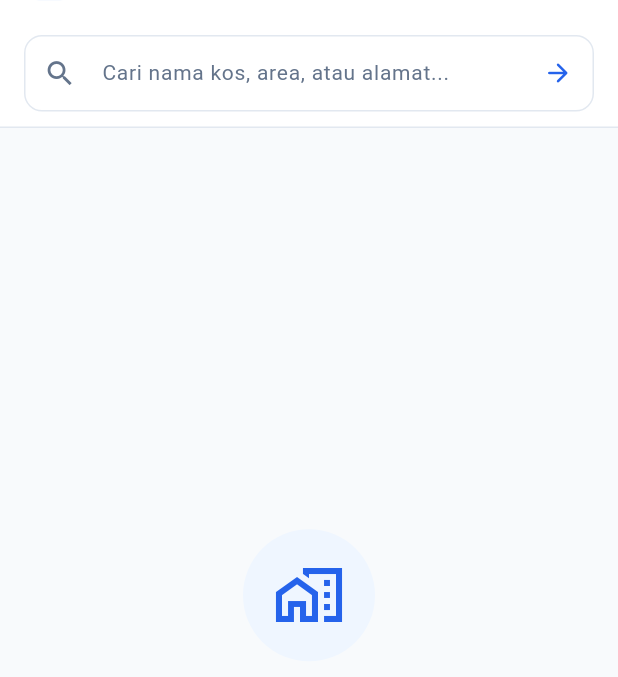
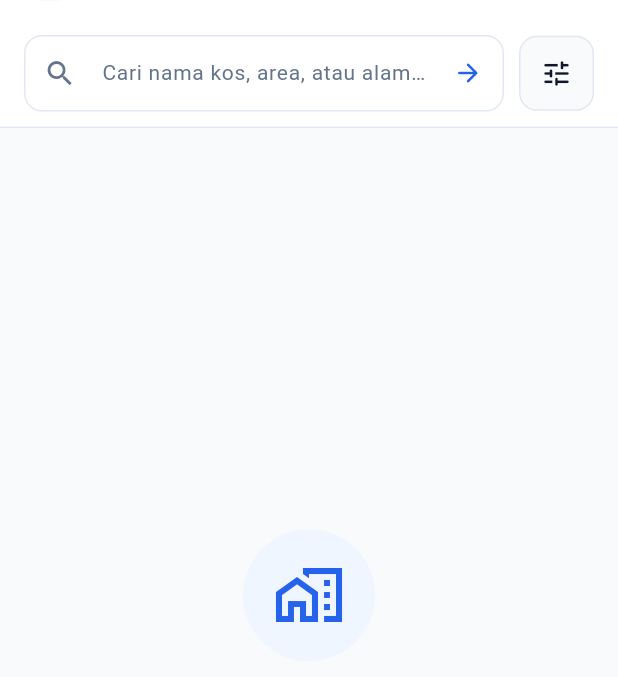
Before and after one commit to desuBagus01/kosfinder, a Flutter app: the screen it shows after launch, on a phone screen of 412 x 824 dp, the part 67-744 px from its top. Run offline on Flutter 3.47's test engine with Material 3 defaults, Android fonts, the phone set to English and light mode, and no system bars; our stand-ins replace flutter_dotenv, supabase_flutter; accounts and stored records are empty.

Commit message:
Implementasi modal filter harga dan fasilitas

```diff
--- a/lib/screens/kos_list_screen.dart
+++ b/lib/screens/kos_list_screen.dart
@@ -5,6 +5,7 @@ import '../models/kos_model.dart';
 import '../providers/kos_provider.dart';
 import '../theme/app_theme.dart';
 import '../widgets/kos_card_widget.dart';
+import '../widgets/kos_filter_bottom_sheet.dart';
 import 'kos_detail_screen.dart';
 
 /// Halaman utama aplikasi KosFinder yang menampilkan daftar seluruh kos secara publik.
@@ -40,14 +41,57 @@ class _KosListScreenState extends State<KosListScreen> {
   }
 
   void _searchKos() {
-    context.read<KosProvider>().fetchKosListFiltered(
+    final provider = context.read<KosProvider>();
+    provider.fetchKosListFiltered(
       keyword: _searchController.text,
+      maxPrice: provider.maxPrice,
+      mustHaveWifi: provider.filterWifi,
+      mustHaveBathroom: provider.filterBathroom,
+      mustHaveParking: provider.filterParking,
     );
   }
 
   void _clearSearch() {
     _searchController.clear();
     context.read<KosProvider>().clearFilter();
+  }
+
+  /// Membuka lembar modal filter (KosFilterBottomSheet) untuk menyaring kos
+  /// berdasarkan harga maksimum dan fasilitas (WiFi, Kamar Mandi Dalam, Parkir).
+  void _openFilterBottomSheet(BuildContext context) {
+    final provider = context.read<KosProvider>();
+    showModalBottomSheet<void>(
+      context: context,
+      isScrollControlled: true,
+      backgroundColor: Colors.transparent,
+      builder: (bottomSheetContext) {
+        return KosFilterBottomSheet(
+          initialMaxPrice: provider.maxPrice,
+          initialWifi: provider.filterWifi,
+          initialBathroom: provider.filterBathroom,
+          initialParking: provider.filterParking,
+          onApply:
+              ({
+                int? maxPrice,
+                required bool mustHaveWifi,
+                required bool mustHaveBathroom,
+                required bool mustHaveParking,
+              }) {
+                Navigator.pop(bottomSheetContext);
+                provider.fetchKosListFiltered(
+                  keyword: _searchController.text,
+                  maxPrice: maxPrice,
+                  mustHaveWifi: mustHaveWifi,
+                  mustHaveBathroom: mustHaveBathroom,
+                  mustHaveParking: mustHaveParking,
+                );
+              },
+          onReset: () {
+            // Callback saat tombol reset ditekan di dalam modal sheet
+          },
+        );
+      },
+    );
   }
 
   /// Navigasi ke halaman detail kos berdasarkan ID kos yang dipilih.
@@ -119,7 +163,7 @@ class _KosListScreenState extends State<KosListScreen> {
       ),
       body: Column(
         children: [
-          // ── Search Bar Input Teks Bebas ──────────────────────────────────
+          // ── Search Bar Input Teks Bebas & Filter Button ───────────────────
           Container(
             padding: const EdgeInsets.fromLTRB(16, 12, 16, 10),
             decoration: const BoxDecoration(
@@ -128,6 +172,9 @@ class _KosListScreenState extends State<KosListScreen> {
                 bottom: BorderSide(color: AppColors.border, width: 1),
               ),
             ),
+            child: Row(
+              children: [
+                Expanded(
                   child: TextField(
                     key: const ValueKey('kos-search-field'),
                     controller: _searchController,
@@ -166,6 +213,51 @@ class _KosListScreenState extends State<KosListScreen> {
                     ),
                     onChanged: (_) => setState(() {}),
                     onSubmitted: (_) => _searchKos(),
+                  ),
+                ),
+                const SizedBox(width: 10),
+                Consumer<KosProvider>(
+                  builder: (context, provider, _) {
+                    final hasFilter =
+                        provider.maxPrice != null ||
+                        provider.filterWifi ||
+                        provider.filterBathroom ||
+                        provider.filterParking;
+                    return Tooltip(
+                      message: 'Filter',
+                      child: Material(
+                        color: hasFilter
+                            ? AppColors.primary
+                            : AppColors.background,
+                        borderRadius: BorderRadius.circular(12),
+                        child: InkWell(
+                          key: const Key('btn_open_filter'),
+                          borderRadius: BorderRadius.circular(12),
+                          onTap: () => _openFilterBottomSheet(context),
+                          child: Container(
+                            padding: const EdgeInsets.all(13),
+                            decoration: BoxDecoration(
+                              borderRadius: BorderRadius.circular(12),
+                              border: Border.all(
+                                color: hasFilter
+                                    ? AppColors.primary
+                                    : AppColors.border,
+                              ),
+                            ),
+                            child: Icon(
+                              Icons.tune_rounded,
+                              size: 22,
+                              color: hasFilter
+                                  ? Colors.white
+                                  : AppColors.textPrimary,
+                            ),
+                          ),
+                        ),
+                      ),
+                    );
+                  },
+                ),
+              ],
             ),
           ),
 
@@ -236,6 +328,29 @@ class _KosListScreenState extends State<KosListScreen> {
                 // 3. Kondisi Data Kosong (Empty State)
                 if (provider.kosList.isEmpty) {
                   final isFiltered = provider.isFiltered;
+                  final hasActiveFilter =
+                      provider.maxPrice != null ||
+                      provider.filterWifi ||
+                      provider.filterBathroom ||
+                      provider.filterParking;
+                  final hasKeyword = provider.searchKeyword.isNotEmpty;
+
+                  String emptySubtitle =
+                      'Belum ada kos yang terdaftar saat ini';
+                  if (hasActiveFilter) {
+                    emptySubtitle = 'Tidak ada kos yang cocok dengan kriteria filter tersebut';
+                  } else if (hasKeyword) {
+                    emptySubtitle =
+                        "Tidak ditemukan kos di area '${provider.searchKeyword}'";
+                  }
+
+                  String resetButtonLabel = 'Reset Pencarian';
+                  if (hasActiveFilter && !hasKeyword) {
+                    resetButtonLabel = 'Reset Filter';
+                  } else if (hasActiveFilter && hasKeyword) {
+                    resetButtonLabel = 'Reset Filter & Pencarian';
+                  }
+
                   return Center(
                     child: SingleChildScrollView(
                       padding: const EdgeInsets.symmetric(horizontal: 24),
@@ -269,9 +384,7 @@ class _KosListScreenState extends State<KosListScreen> {
                           ),
                           const SizedBox(height: 8),
                           Text(
-                            isFiltered
-                                ? "Tidak ditemukan kos di area '${provider.searchKeyword}'"
-                                : 'Belum ada kos yang terdaftar saat ini',
+                            emptySubtitle,
                             textAlign: TextAlign.center,
                             style: const TextStyle(
                               fontSize: 14,
@@ -284,7 +397,7 @@ class _KosListScreenState extends State<KosListScreen> {
                             OutlinedButton.icon(
                               onPressed: _clearSearch,
                               icon: const Icon(Icons.clear_all, size: 18),
-                              label: const Text('Reset Pencarian'),
+                              label: Text(resetButtonLabel),
                             ),
                           ],
                         ],
```
Also changed, not shown: lib/widgets/kos_filter_bottom_sheet.dart (added, +382 -0 lines), 1 other file. Lines whose indentation alone changed are shown as unchanged.
